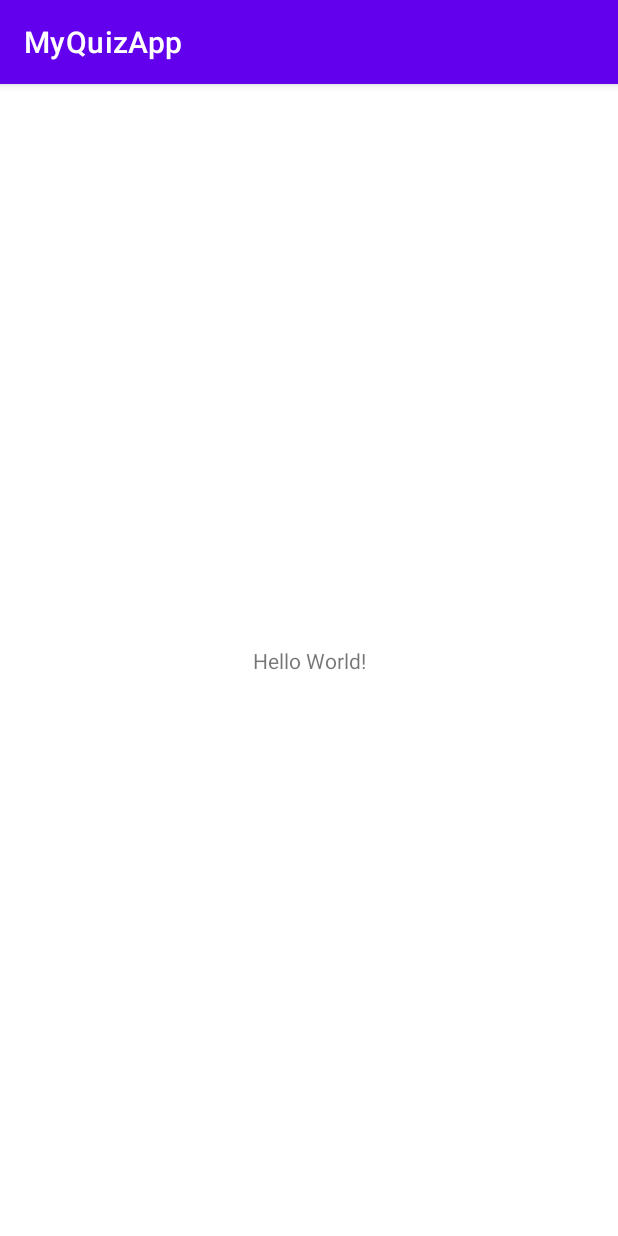
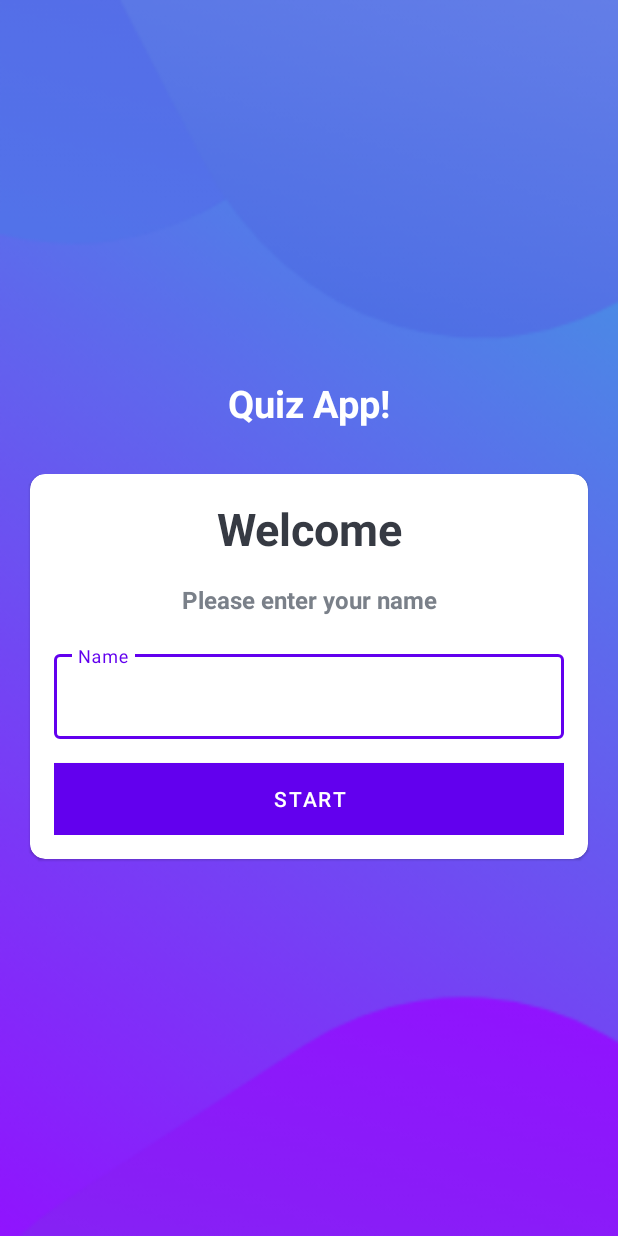
Before and after one commit to KyrillTo/MyQuizApp, an Android app: the screen it shows after launch (MainActivity), on a phone screen of 412 x 824 dp. Run offline under Robolectric (Android 15) with nearby library versions, the phone set to English and light mode, and no system bars.

Commit message:
Quiz App Part 1  - Starting Screen  - Question Data Class  - Start of Questionsscreen

```diff
--- a/app/src/main/java/kiri/development/myquizapp/MainActivity.kt
+++ b/app/src/main/java/kiri/development/myquizapp/MainActivity.kt
@@ -1,11 +1,28 @@
 package kiri.development.myquizapp
 
+import android.content.Intent
 import androidx.appcompat.app.AppCompatActivity
 import android.os.Bundle
+import android.widget.Button
+import android.widget.EditText
+import android.widget.Toast
 
 class MainActivity : AppCompatActivity() {
     override fun onCreate(savedInstanceState: Bundle?) {
         super.onCreate(savedInstanceState)
         setContentView(R.layout.activity_main)
+
+        val btnStart : Button = findViewById(R.id.btnStart)
+        val et_name : EditText = findViewById(R.id.et_name)
+
+        btnStart.setOnClickListener{
+            if(et_name.text.isNotEmpty()){
+                val intent = Intent(this, QuizQuestionsActivity::class.java)
+                startActivity(intent)
+                finish()
+            }else{
+                Toast.makeText(this, "You need to insert a Name",Toast.LENGTH_LONG).show()
+            }
+        }
     }
 }
--- a/app/src/main/res/layout/activity_main.xml
+++ b/app/src/main/res/layout/activity_main.xml
@@ -1,18 +1,92 @@
 <?xml version="1.0" encoding="utf-8"?>
-<androidx.constraintlayout.widget.ConstraintLayout xmlns:android="http://schemas.android.com/apk/res/android"
+<LinearLayout xmlns:android="http://schemas.android.com/apk/res/android"
     xmlns:app="http://schemas.android.com/apk/res-auto"
     xmlns:tools="http://schemas.android.com/tools"
     android:layout_width="match_parent"
     android:layout_height="match_parent"
+    android:background="@drawable/ic_bg"
+    android:orientation="vertical"
+    android:gravity="center"
     tools:context=".MainActivity">
 
     <TextView
-        android:layout_width="wrap_content"
+        android:layout_width="match_parent"
         android:layout_height="wrap_content"
-        android:text="Hello World!"
-        app:layout_constraintBottom_toBottomOf="parent"
-        app:layout_constraintEnd_toEndOf="parent"
-        app:layout_constraintStart_toStartOf="parent"
-        app:layout_constraintTop_toTopOf="parent" />
+        android:text="Quiz App!"
+        android:textSize="25sp"
+        android:textStyle="bold"
+        android:gravity="center"
+        android:layout_marginBottom="30dp"
+        android:textColor="@color/white"
+        />
 
-</androidx.constraintlayout.widget.ConstraintLayout>
+    <com.google.android.material.card.MaterialCardView
+        android:layout_width="match_parent"
+        android:layout_height="wrap_content"
+        android:layout_marginStart="20dp"
+        android:layout_marginEnd="20dp"
+        android:background="@color/white"
+        app:cardCornerRadius="10dp"
+        >
+
+        <LinearLayout
+            android:layout_width="match_parent"
+            android:layout_height="wrap_content"
+            android:layout_margin="16dp"
+            android:orientation="vertical"
+            >
+            <TextView
+                android:layout_width="match_parent"
+                android:layout_height="wrap_content"
+                android:text="Welcome"
+                android:textSize="30sp"
+                android:textStyle="bold"
+                android:gravity="center"
+                android:textColor="#363A43"
+                />
+
+            <TextView
+                android:layout_width="match_parent"
+                android:layout_height="wrap_content"
+                android:text="Please enter your name"
+                android:textSize="16sp"
+                android:textStyle="bold"
+                android:gravity="center"
+                android:textColor="#7A8089"
+                android:layout_marginTop="16dp"
+                />
+
+            <com.google.android.material.textfield.TextInputLayout
+                android:layout_width="match_parent"
+                android:layout_height="wrap_content"
+                style="@style/Widget.MaterialComponents.TextInputLayout.OutlinedBox"
+                android:layout_marginTop="20dp"
+                >
+                <androidx.appcompat.widget.AppCompatEditText
+                    android:id="@+id/et_name"
+                    android:layout_width="match_parent"
+                    android:layout_height="wrap_content"
+                    android:hint="Name"
+                    android:inputType="textCapWords"
+                    android:textColor="#363A43"
+                    android:textColorHint="#7A8089"
+
+                    />
+
+            </com.google.android.material.textfield.TextInputLayout>
+
+            <Button
+                android:id="@+id/btnStart"
+                android:layout_width="match_parent"
+                android:layout_height="wrap_content"
+                android:layout_marginTop="16dp"
+                android:background="@color/design_default_color_primary"
+                android:text="Start"
+                android:textColor="@color/white"
+                />
+
+        </LinearLayout>
+
+    </com.google.android.material.card.MaterialCardView>
+
+</LinearLayout>
--- a/app/src/main/res/values/themes.xml
+++ b/app/src/main/res/values/themes.xml
@@ -1,6 +1,6 @@
 <resources xmlns:tools="http://schemas.android.com/tools">
     <!-- Base application theme. -->
-    <style name="Theme.MyQuizApp" parent="Theme.MaterialComponents.DayNight.DarkActionBar">
+    <style name="Theme.MyQuizApp" parent="@style/Theme.MaterialComponents.DayNight.NoActionBar">
         <!-- Primary brand color. -->
         <item name="colorPrimary">@color/purple_500</item>
         <item name="colorPrimaryVariant">@color/purple_700</item>
@@ -12,5 +12,6 @@
         <!-- Status bar color. -->
         <item name="android:statusBarColor">?attr/colorPrimaryVariant</item>
         <!-- Customize your theme here. -->
+        <item name="android:windowFullscreen">true</item>
     </style>
 </resources>
```
Also changed, not shown: app/src/main/AndroidManifest.xml (+9 -1 lines), app/src/main/java/kiri/development/myquizapp/Constants.kt (added, +128 -0 lines), app/src/main/java/kiri/development/myquizapp/Question.kt (added, +12 -0 lines), app/src/main/java/kiri/development/myquizapp/QuizQuestionsActivity.kt (added, +15 -0 lines), app/src/main/res/layout/activity_quiz_questions.xml (added, +68 -0 lines), app/src/main/res/drawable/ic_bg.png (added), app/src/main/res/drawable/ic_flag_of_argentina.png (added), app/src/main/res/drawable/ic_flag_of_australia.png (added), app/src/main/res/drawable/ic_flag_of_belgium.png (added), app/src/main/res/drawable/ic_flag_of_brazil.png (added), app/src/main/res/drawable/ic_flag_of_denmark.png (added), app/src/main/res/drawable/ic_flag_of_fiji.png (added), app/src/main/res/drawable/ic_flag_of_germany.png (added), app/src/main/res/drawable/ic_flag_of_india.png (added), 2 more files.
